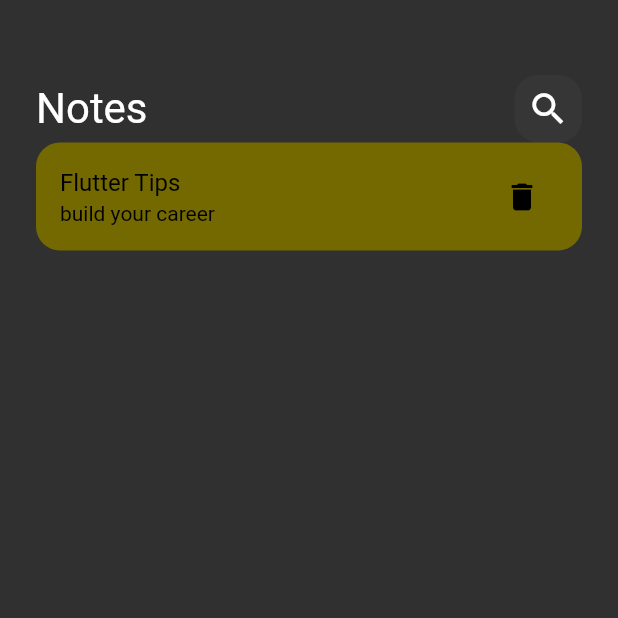
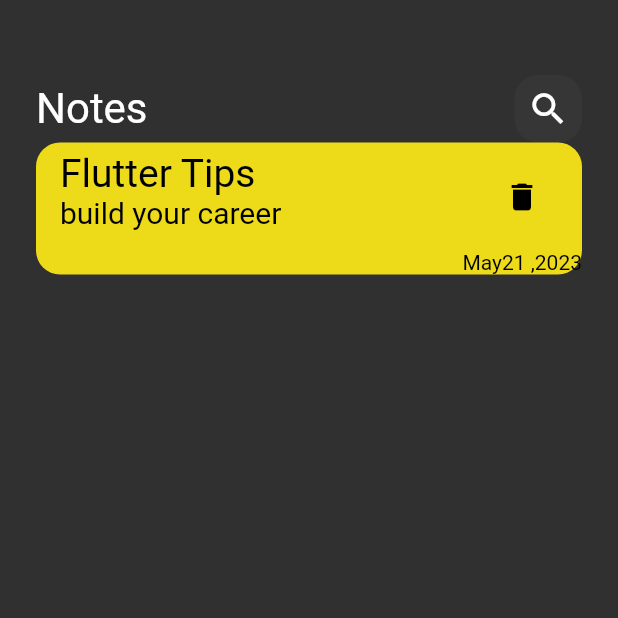
Before and after one commit to afandy72/flutter, a Flutter app: the screen it shows after launch, on a phone screen of 412 x 824 dp, the top half of it. Run offline on Flutter 3.47's test engine with Material 2 defaults, Android fonts, the phone set to English and light mode, and no system bars.

Commit message:
10- Fonts

```diff
--- a/lib/views/Widgets/notes_view_body.dart
+++ b/lib/views/Widgets/notes_view_body.dart
@@ -29,20 +29,26 @@ class NoteItem extends StatelessWidget {
   Widget build(BuildContext context) {
     return Container(
       decoration: BoxDecoration(
-        color: Color.fromARGB(255, 115, 105, 0),
+        color: Color.fromARGB(255, 237, 219, 26),
         borderRadius: BorderRadius.circular(16),
       ),
-      child: Column(children: [
+      child: Column(crossAxisAlignment: CrossAxisAlignment.end, children: [
         ListTile(
           title: Text(
             'Flutter Tips',
-            style: TextStyle(color: Colors.black),
+            style: TextStyle(color: Colors.black, fontSize: 26),
           ),
-          subtitle:
-              Text('build your career', style: TextStyle(color: Colors.black)),
+          subtitle: Text('build your career',
+              style: TextStyle(color: Colors.black, fontSize: 20)),
           trailing: IconButton(
             onPressed: () {},
             icon: Icon(Icons.delete, color: Colors.black),
+          ),
+        ),
+        Text(
+          'May21 ,2023',
+          style: TextStyle(
+            color: Colors.black,
           ),
         )
       ]),
```
Also changed, not shown: 1 other file.
